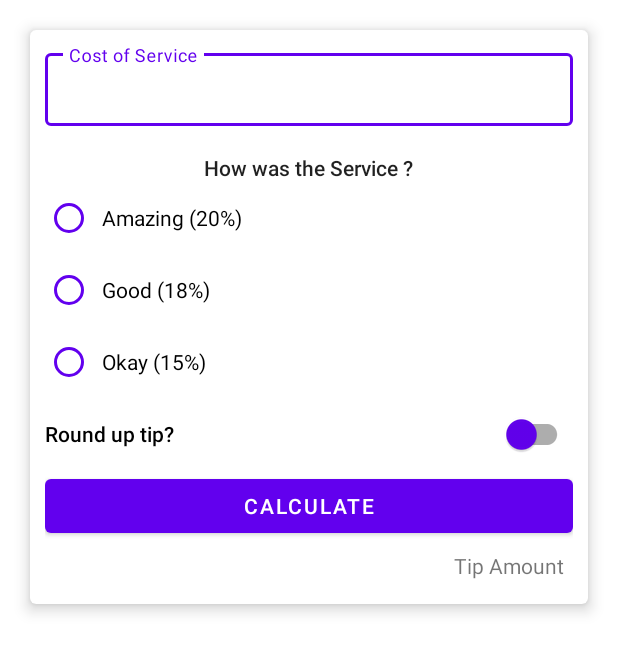
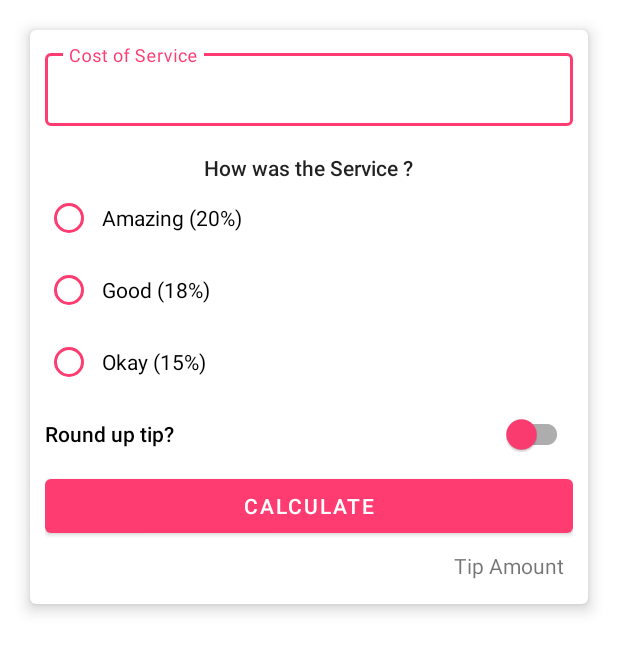
Before and after one commit to TippuFisal/TipsCalculator, an Android app: the layout activity_tips_calculator.xml on its own in the app's theme, with its tools: preview values and no code run, on a phone screen of 412 x 824 dp. Shown: the top 652 px of the screen. Run offline under Robolectric (Android 15) with nearby library versions, the phone set to English and light mode, and no system bars.

Commit message:
*Changed the App color.

```diff
--- a/app/src/main/res/layout/activity_tips_calculator.xml
+++ b/app/src/main/res/layout/activity_tips_calculator.xml
@@ -29,7 +29,10 @@
 
                 <com.google.android.material.textfield.TextInputEditText
                     android:layout_width="match_parent"
-                    android:layout_height="wrap_content" />
+                    android:layout_height="wrap_content"
+                    android:maxLines="1"
+                    android:inputType="numberDecimal"
+                    android:maxLength="10"/>
 
             </com.google.android.material.textfield.TextInputLayout>
 
@@ -54,7 +57,7 @@
                     android:layout_width="match_parent"
                     android:layout_height="match_parent"
                     android:padding="6dp"
-                    android:buttonTint="@color/purple_500"
+                    android:buttonTint="@color/app_color"
                     android:textAppearance="@style/TextAppearance.AppCompat.Body1"
                     android:text="@string/amazing_20" />
 
@@ -62,7 +65,7 @@
                     android:layout_width="match_parent"
                     android:layout_height="match_parent"
                     android:padding="6dp"
-                    android:buttonTint="@color/purple_500"
+                    android:buttonTint="@color/app_color"
                     android:textAppearance="@style/TextAppearance.AppCompat.Body1"
                     android:text="@string/good_18" />
 
@@ -70,7 +73,7 @@
                     android:layout_width="match_parent"
                     android:layout_height="match_parent"
                     android:padding="6dp"
-                    android:buttonTint="@color/purple_500"
+                    android:buttonTint="@color/app_color"
                     android:textAppearance="@style/TextAppearance.AppCompat.Body1"
                     android:text="@string/okay_15" />
 
@@ -81,7 +84,7 @@
                 android:layout_width="match_parent"
                 android:layout_height="wrap_content"
                 android:text="@string/round_up_tip"
-                app:thumbTint="@color/purple_500"
+                app:thumbTint="@color/app_color"
                 android:textAppearance="@style/TextAppearance.AppCompat.Body2"
                 app:layout_constraintTop_toBottomOf="@+id/rgTipsPercentage" />
 
--- a/app/src/main/res/values-night/themes.xml
+++ b/app/src/main/res/values-night/themes.xml
@@ -2,12 +2,12 @@
     <!-- Base application theme. -->
     <style name="Theme.TipsCalculator" parent="Theme.MaterialComponents.DayNight.DarkActionBar">
         <!-- Primary brand color. -->
-        <item name="colorPrimary">@color/purple_200</item>
-        <item name="colorPrimaryVariant">@color/purple_700</item>
+        <item name="colorPrimary">@color/app_color</item>
+        <item name="colorPrimaryVariant">@color/app_color</item>
         <item name="colorOnPrimary">@color/black</item>
         <!-- Secondary brand color. -->
-        <item name="colorSecondary">@color/teal_200</item>
-        <item name="colorSecondaryVariant">@color/teal_200</item>
+        <item name="colorSecondary">@color/app_color</item>
+        <item name="colorSecondaryVariant">@color/app_color</item>
         <item name="colorOnSecondary">@color/black</item>
         <!-- Status bar color. -->
         <item name="android:statusBarColor" tools:targetApi="l">?attr/colorPrimaryVariant</item>
--- a/app/src/main/res/values/colors.xml
+++ b/app/src/main/res/values/colors.xml
@@ -7,4 +7,6 @@
     <color name="teal_700">#FF018786</color>
     <color name="black">#FF000000</color>
     <color name="white">#FFFFFFFF</color>
+    <color name="app_color">#fe3c72</color>
+
 </resources>
--- a/app/src/main/res/values/themes.xml
+++ b/app/src/main/res/values/themes.xml
@@ -2,12 +2,12 @@
     <!-- Base application theme. -->
     <style name="Theme.TipsCalculator" parent="Theme.MaterialComponents.DayNight.DarkActionBar">
         <!-- Primary brand color. -->
-        <item name="colorPrimary">@color/purple_500</item>
-        <item name="colorPrimaryVariant">@color/purple_700</item>
+        <item name="colorPrimary">@color/app_color</item>
+        <item name="colorPrimaryVariant">@color/app_color</item>
         <item name="colorOnPrimary">@color/white</item>
         <!-- Secondary brand color. -->
-        <item name="colorSecondary">@color/purple_500</item>
-        <item name="colorSecondaryVariant">@color/teal_700</item>
+        <item name="colorSecondary">@color/app_color</item>
+        <item name="colorSecondaryVariant">@color/app_color</item>
         <item name="colorOnSecondary">@color/black</item>
         <!-- Status bar color. -->
         <item name="android:statusBarColor" tools:targetApi="l">?attr/colorPrimaryVariant</item>
```
